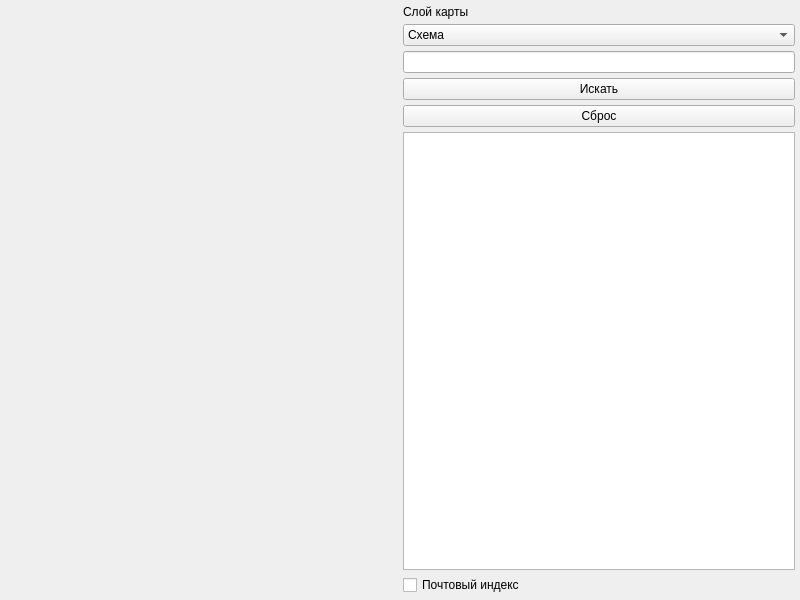
Above: main.ui from nekstas/ya-maps-big-task before the change. Below: the same form after it.
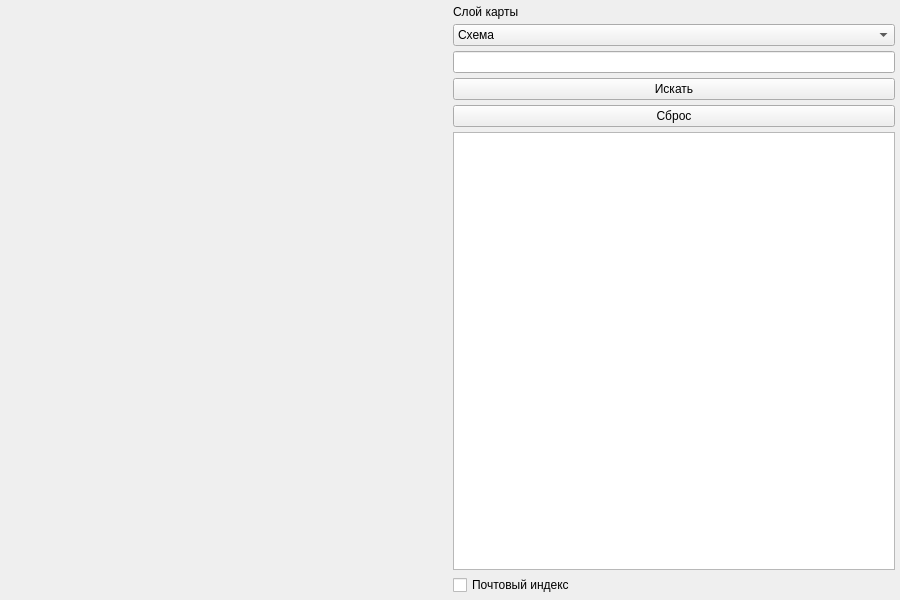
That is the form after the change.

Commit message: Задача 11. Используется магия, но в основном всё хорошо

Diff of the .ui file:
```diff
--- a/main.ui
+++ b/main.ui
@@ -6,7 +6,7 @@
    <rect>
     <x>0</x>
     <y>0</y>
-    <width>800</width>
+    <width>900</width>
     <height>600</height>
    </rect>
   </property>
@@ -16,6 +16,18 @@
     <verstretch>0</verstretch>
    </sizepolicy>
   </property>
+  <property name="minimumSize">
+   <size>
+    <width>900</width>
+    <height>600</height>
+   </size>
+  </property>
+  <property name="maximumSize">
+   <size>
+    <width>900</width>
+    <height>600</height>
+   </size>
+  </property>
   <property name="windowTitle">
    <string>Большая задача по Maps API</string>
   </property>
@@ -136,6 +148,9 @@
           <verstretch>0</verstretch>
          </sizepolicy>
         </property>
+        <property name="readOnly">
+         <bool>true</bool>
+        </property>
        </widget>
       </item>
       <item>
```
The commit also changes 2 other files.
